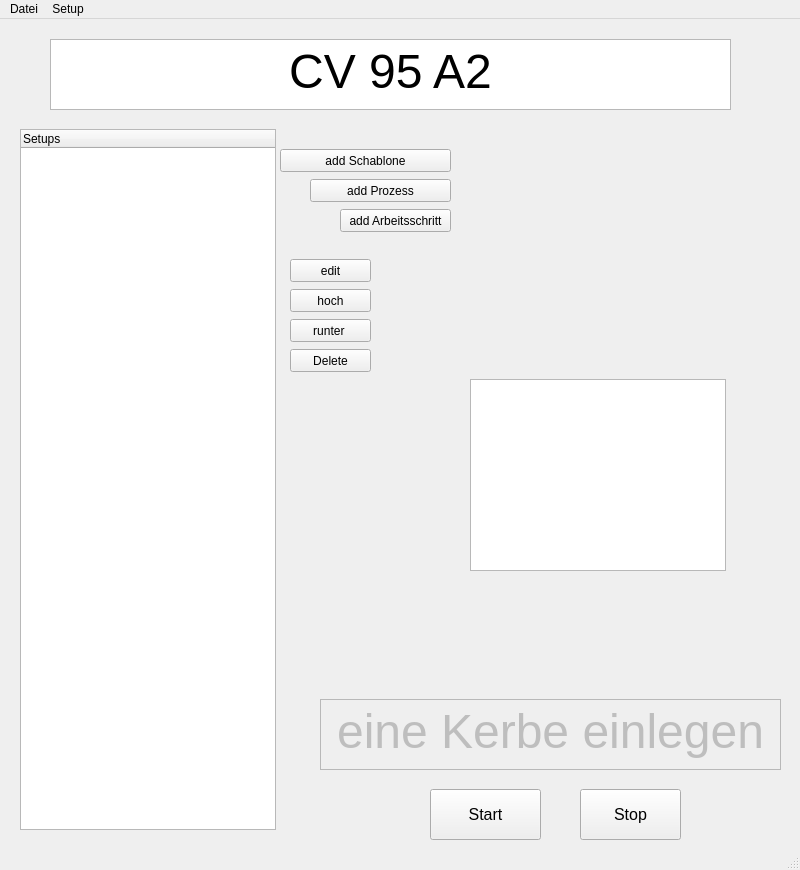
First picture: the form in QT_MainWindow_schnittomat.ui, repository hidbefra/PlotterWizard, before the edit.
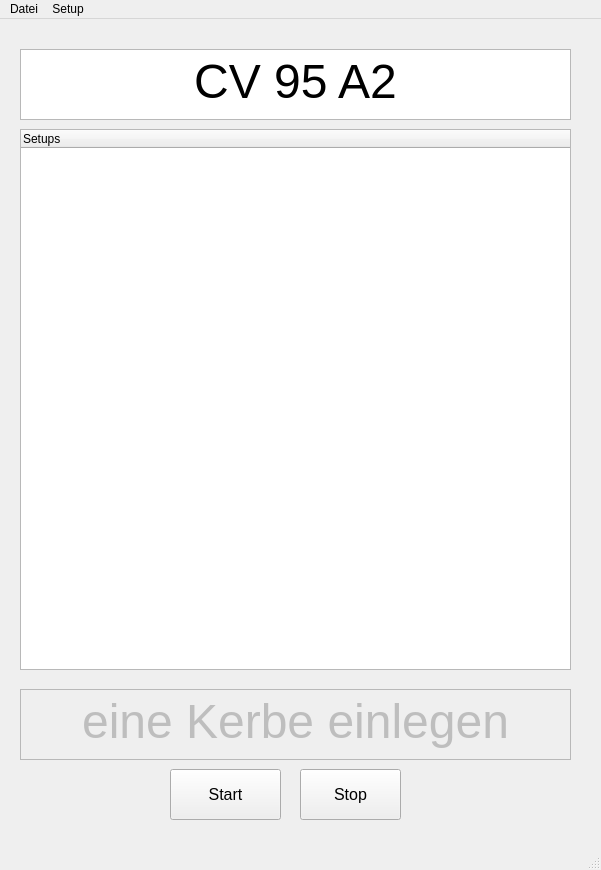
Second picture: the form after the edit.

What changed in the file:
```diff
--- a/QT_MainWindow_schnittomat.ui
+++ b/QT_MainWindow_schnittomat.ui
@@ -6,7 +6,7 @@
    <rect>
     <x>0</x>
     <y>0</y>
-    <width>800</width>
+    <width>601</width>
     <height>870</height>
    </rect>
   </property>
@@ -20,8 +20,8 @@
    <widget class="QPushButton" name="pushButton_Stop">
     <property name="geometry">
      <rect>
-      <x>580</x>
-      <y>770</y>
+      <x>300</x>
+      <y>750</y>
       <width>101</width>
       <height>51</height>
      </rect>
@@ -38,8 +38,8 @@
    <widget class="QPushButton" name="pushButton_Start">
     <property name="geometry">
      <rect>
-      <x>430</x>
-      <y>770</y>
+      <x>170</x>
+      <y>750</y>
       <width>111</width>
       <height>51</height>
      </rect>
@@ -58,8 +58,8 @@
      <rect>
       <x>20</x>
       <y>110</y>
-      <width>256</width>
-      <height>701</height>
+      <width>551</width>
+      <height>541</height>
      </rect>
     </property>
     <property name="mouseTracking">
@@ -83,80 +83,15 @@
      </property>
     </column>
    </widget>
-   <widget class="QPushButton" name="pushButton_hoch">
-    <property name="geometry">
-     <rect>
-      <x>290</x>
-      <y>270</y>
-      <width>81</width>
-      <height>23</height>
-     </rect>
-    </property>
-    <property name="text">
-     <string>hoch</string>
-    </property>
-   </widget>
-   <widget class="QPushButton" name="pushButton_runter">
-    <property name="geometry">
-     <rect>
-      <x>290</x>
-      <y>300</y>
-      <width>81</width>
-      <height>23</height>
-     </rect>
-    </property>
-    <property name="text">
-     <string>runter </string>
-    </property>
-   </widget>
-   <widget class="QPushButton" name="pushButton_Schablone_hinzufgen">
-    <property name="geometry">
-     <rect>
-      <x>280</x>
-      <y>130</y>
-      <width>171</width>
-      <height>23</height>
-     </rect>
-    </property>
-    <property name="text">
-     <string>add Schablone</string>
-    </property>
-   </widget>
-   <widget class="QPushButton" name="pushButton_Arbeitschrit_Delete">
-    <property name="geometry">
-     <rect>
-      <x>290</x>
-      <y>330</y>
-      <width>81</width>
-      <height>23</height>
-     </rect>
-    </property>
-    <property name="text">
-     <string>Delete</string>
-    </property>
-   </widget>
-   <widget class="QPushButton" name="pushButton_edit">
-    <property name="geometry">
-     <rect>
-      <x>290</x>
-      <y>240</y>
-      <width>81</width>
-      <height>23</height>
-     </rect>
-    </property>
-    <property name="text">
-     <string>edit</string>
-    </property>
-   </widget>
    <widget class="QTextEdit" name="textEdit_Statu_Meldung">
     <property name="enabled">
      <bool>false</bool>
     </property>
     <property name="geometry">
      <rect>
-      <x>320</x>
-      <y>680</y>
-      <width>461</width>
+      <x>20</x>
+      <y>670</y>
+      <width>551</width>
       <height>71</height>
      </rect>
     </property>
@@ -173,41 +108,15 @@
 &lt;p align=&quot;center&quot; style=&quot; margin-top:0px; margin-bottom:0px; margin-left:0px; margin-right:0px; -qt-block-indent:0; text-indent:0px;&quot;&gt;&lt;span style=&quot; font-size:36pt;&quot;&gt;eine Kerbe einlegen&lt;/span&gt;&lt;/p&gt;&lt;/body&gt;&lt;/html&gt;</string>
     </property>
    </widget>
-   <widget class="QPushButton" name="pushButton_Prozess_hinzufgen">
-    <property name="geometry">
-     <rect>
-      <x>310</x>
-      <y>160</y>
-      <width>141</width>
-      <height>23</height>
-     </rect>
-    </property>
-    <property name="text">
-     <string>add Prozess</string>
-    </property>
-   </widget>
-   <widget class="QPushButton" name="pushButton_Arbeitsschritt_hinzufgen">
-    <property name="geometry">
-     <rect>
-      <x>340</x>
-      <y>190</y>
-      <width>111</width>
-      <height>23</height>
-     </rect>
-    </property>
-    <property name="text">
-     <string>add Arbeitsschritt</string>
-    </property>
-   </widget>
    <widget class="QTextEdit" name="textEdit_config_Name">
     <property name="enabled">
      <bool>true</bool>
     </property>
     <property name="geometry">
      <rect>
-      <x>50</x>
-      <y>20</y>
-      <width>681</width>
+      <x>20</x>
+      <y>30</y>
+      <width>551</width>
       <height>71</height>
      </rect>
     </property>
@@ -224,23 +133,13 @@
 &lt;p align=&quot;center&quot; style=&quot; margin-top:0px; margin-bottom:0px; margin-left:0px; margin-right:0px; -qt-block-indent:0; text-indent:0px;&quot;&gt;&lt;span style=&quot; font-size:36pt;&quot;&gt;CV 95 A2&lt;/span&gt;&lt;/p&gt;&lt;/body&gt;&lt;/html&gt;</string>
     </property>
    </widget>
-   <widget class="QTreeView" name="treeView">
-    <property name="geometry">
-     <rect>
-      <x>470</x>
-      <y>360</y>
-      <width>256</width>
-      <height>192</height>
-     </rect>
-    </property>
-   </widget>
   </widget>
   <widget class="QMenuBar" name="menubar">
    <property name="geometry">
     <rect>
      <x>0</x>
      <y>0</y>
-     <width>800</width>
+     <width>601</width>
      <height>21</height>
     </rect>
    </property>
```
